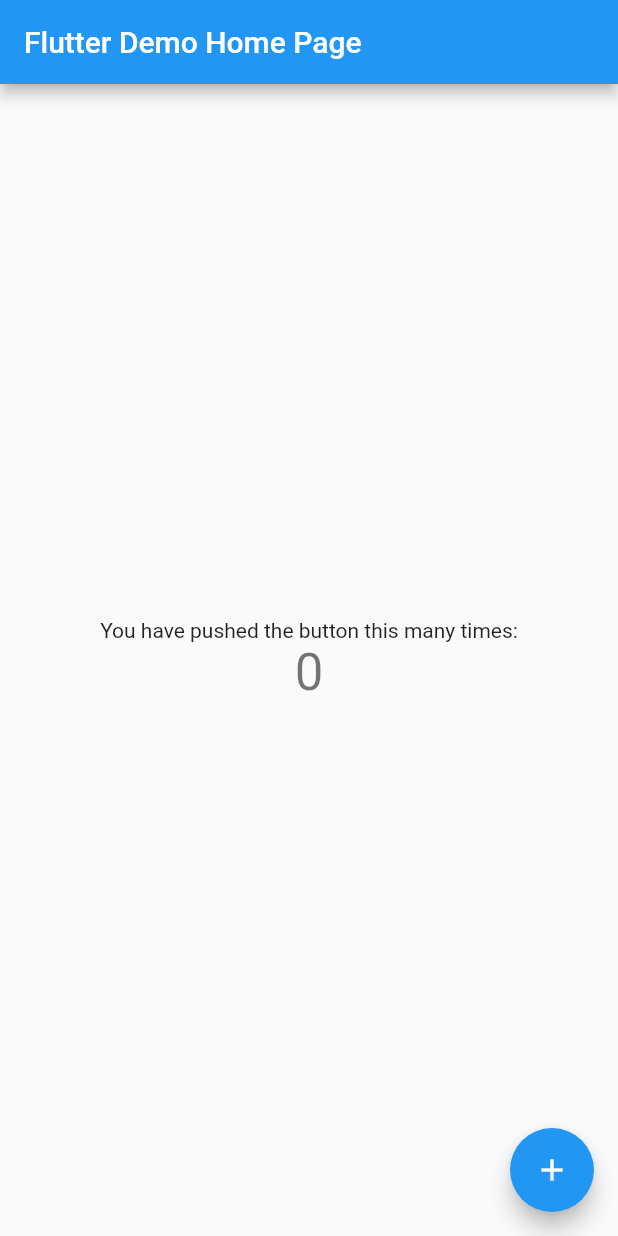
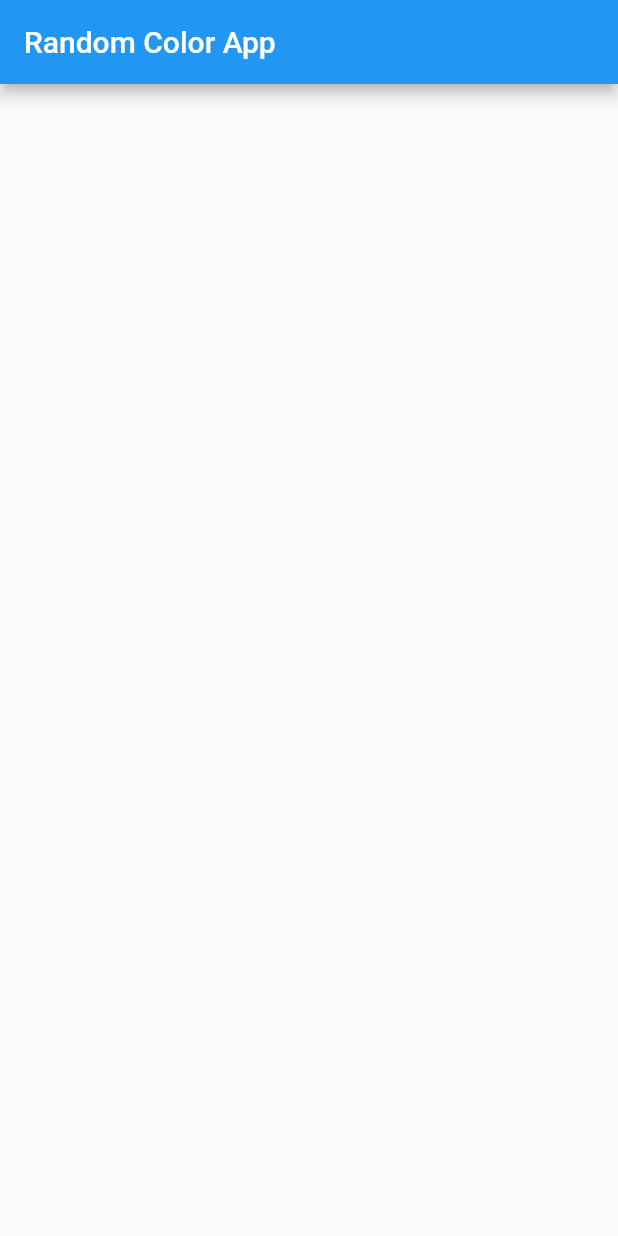
Before and after one commit to houcem-h/dsi3_state_management, a Flutter app: the screen it shows after launch, on a phone screen of 412 x 824 dp. Run offline on Flutter 3.47's test engine with Material 2 defaults, Android fonts, the phone set to English and light mode, and no system bars.

Commit message:
clean start code

```diff
--- a/lib/main.dart
+++ b/lib/main.dart
@@ -14,28 +14,21 @@ class MyApp extends StatelessWidget {
       theme: ThemeData(
         primarySwatch: Colors.blue,
       ),
-      home: const MyHomePage(title: 'Flutter Demo Home Page'),
+      home: const StateManagementApp(title: 'Random Color App'),
     );
   }
 }
 
-class MyHomePage extends StatefulWidget {
-  const MyHomePage({Key? key, required this.title}) : super(key: key);
+class StateManagementApp extends StatefulWidget {
+  const StateManagementApp({Key? key, required this.title}) : super(key: key);
 
   final String title;
 
   @override
-  State<MyHomePage> createState() => _MyHomePageState();
+  State<StateManagementApp> createState() => _StateManagementAppState();
 }
 
-class _MyHomePageState extends State<MyHomePage> {
-  int _counter = 0;
-
-  void _incrementCounter() {
-    setState(() {
-      _counter++;
-    });
-  }
+class _StateManagementAppState extends State<StateManagementApp> {
 
   @override
   Widget build(BuildContext context) {
@@ -45,23 +38,7 @@ class _MyHomePageState extends State<MyHomePage> {
       ),
       body: Center(
         child: Column(
-
-          mainAxisAlignment: MainAxisAlignment.center,
-          children: <Widget>[
-            const Text(
-              'You have pushed the button this many times:',
-            ),
-            Text(
-              '$_counter',
-              style: Theme.of(context).textTheme.headline4,
-            ),
-          ],
         ),
-      ),
-      floatingActionButton: FloatingActionButton(
-        onPressed: _incrementCounter,
-        tooltip: 'Increment',
-        child: const Icon(Icons.add),
       ),
     );
   }
```
